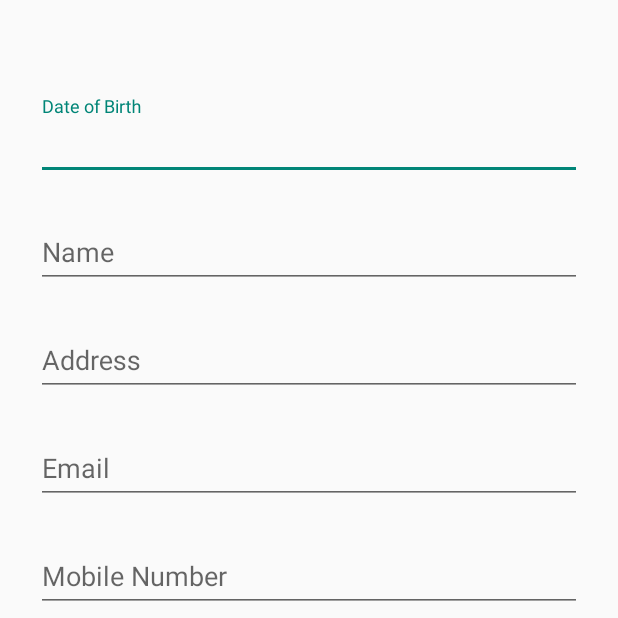
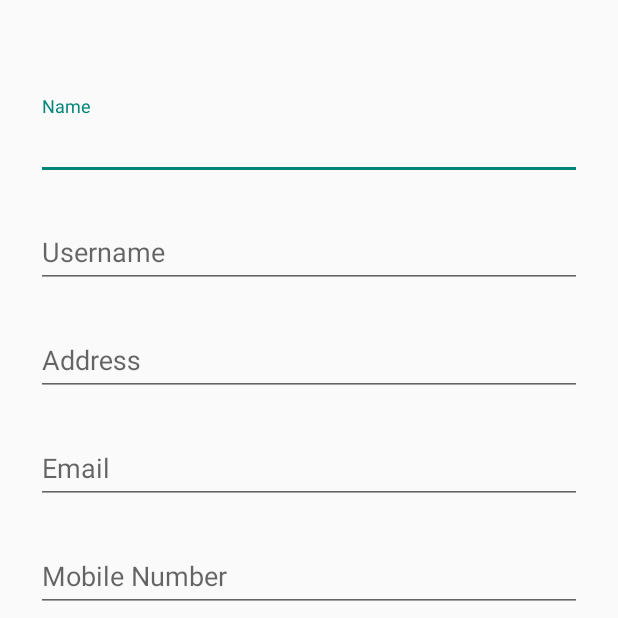
Before and after one commit to ayush3298/ThinkMaximimApp_customer, an Android app: the signupactivity screen opened directly, with no data from a screen before it, on a phone screen of 412 x 824 dp, the top half of it. Run offline under Robolectric (Android 15) with nearby library versions, the phone set to English and light mode, and no system bars; our stand-ins replace ButterKnife.

Commit message:
forgot username added

```diff
--- a/app/src/main/java/com/panguin/android/thinkmaximum/remote/UserService.java
+++ b/app/src/main/java/com/panguin/android/thinkmaximum/remote/UserService.java
@@ -1,12 +1,9 @@
 package com.panguin.android.thinkmaximum.remote;
 
 import com.google.gson.JsonObject;
-import com.panguin.android.thinkmaximum.model.Cane_count;
-import com.panguin.android.thinkmaximum.model.NewsPaper;
-import com.panguin.android.thinkmaximum.model.Payment_model;
 import com.panguin.android.thinkmaximum.model.Result;
-
-import java.util.List;
+import com.panguin.android.thinkmaximum.model.customer;
+import com.panguin.android.thinkmaximum.model.forgot;
 
 import retrofit2.Call;
 import retrofit2.http.Body;
@@ -15,7 +12,6 @@ import retrofit2.http.FormUrlEncoded;
 import retrofit2.http.GET;
 import retrofit2.http.Header;
 import retrofit2.http.POST;
-import retrofit2.http.Path;
 
 public interface UserService {
     final String key = SharedPrefManager.getKey();
@@ -31,29 +27,18 @@ public interface UserService {
     @POST("register/")
     Call <Result>register(@Body JsonObject person);
 //    @Headers("Authorization:Token "+ SharedPrefManager.getKey())
-    @GET("get_customers")
-    Call <List> getMyJSON(@Header("Authorization") String auth);
+    @GET("get_customer")
+    Call <customer> getMyJSON(@Header("Authorization") String auth);
 
-
-    @GET("customer/add_can/{id}")
-    Call <Cane_count> add_cane(@Path("id") int customer_id, @Header("Authorization") String auth);
-
-    @GET("customer/remove_can/{id}")
-    Call <Cane_count> remove_cane(@Path("id") int customer_id, @Header("Authorization") String auth);
 
     @FormUrlEncoded
     @POST("set-notification-token/")
     Call <Result> send_token(@Field("notification_key") String refreshedToken, @Header("Authorization") String key);
 
     @FormUrlEncoded
-    @POST("cash-recived/")
-    Call<Payment_model> pay(
-            @Field("id" )int id,
-            @Field("ammount") int value,
-            @Header("Authorization") String key);
+    @POST("forgot-password/")
+    Call <forgot> forgotpassword(
+            @Field("email") String email
 
-    @GET("customer/add_newspaper/{id}")
-    Call <NewsPaper> add_newspaper(@Path("id") int customer_id, @Header("Authorization") String auth);
-
-
+    );
 }
--- a/app/src/main/res/layout/activity_signupactivity.xml
+++ b/app/src/main/res/layout/activity_signupactivity.xml
@@ -25,9 +25,7 @@
                 android:layout_width="match_parent"
                 android:layout_height="wrap_content"
                 android:inputType="textPersonName"
-                android:clickable="true"
-                android:editable="false"
-                android:hint="Date of Birth" />
+                android:hint="Name" />
         </android.support.design.widget.TextInputLayout>
 
         <android.support.design.widget.TextInputLayout
@@ -35,11 +33,11 @@
             android:layout_height="wrap_content"
             android:layout_marginTop="8dp"
             android:layout_marginBottom="8dp">
-            <EditText android:id="@+id/birthday_picker"
+            <EditText android:id="@+id/input_username"
                 android:layout_width="match_parent"
                 android:layout_height="wrap_content"
                 android:inputType="textPersonName"
-                android:hint="Name" />
+                android:hint="Username" />
         </android.support.design.widget.TextInputLayout>
 
         <!-- Address Label -->
```
Also changed, not shown: app/src/main/java/com/panguin/android/thinkmaximum/customersactivity.java (+82 -1 lines), app/src/main/java/com/panguin/android/thinkmaximum/login.java (+75 -1 lines), app/src/main/java/com/panguin/android/thinkmaximum/model/NewsPaper.java (deleted, +0 -34 lines), app/src/main/java/com/panguin/android/thinkmaximum/model/customer.java (added, +35 -0 lines), app/src/main/java/com/panguin/android/thinkmaximum/model/forgot.java (added, +23 -0 lines), app/src/main/java/com/panguin/android/thinkmaximum/signupactivity.java (+19 -3 lines), app/src/main/res/layout/activity_login.xml (+8 -0 lines).
